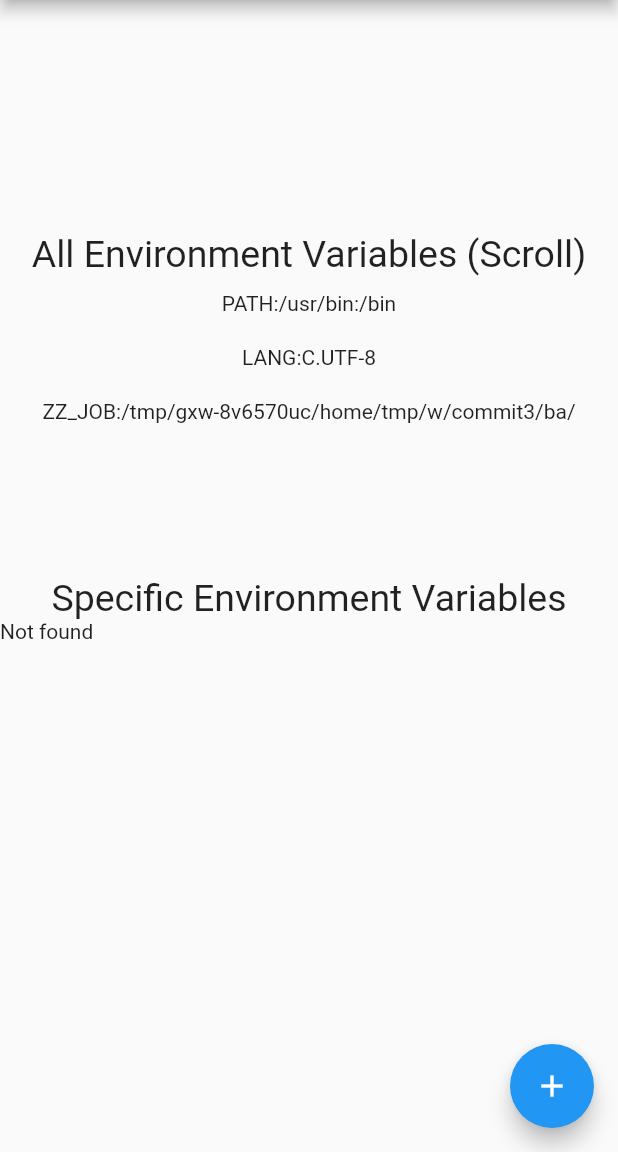
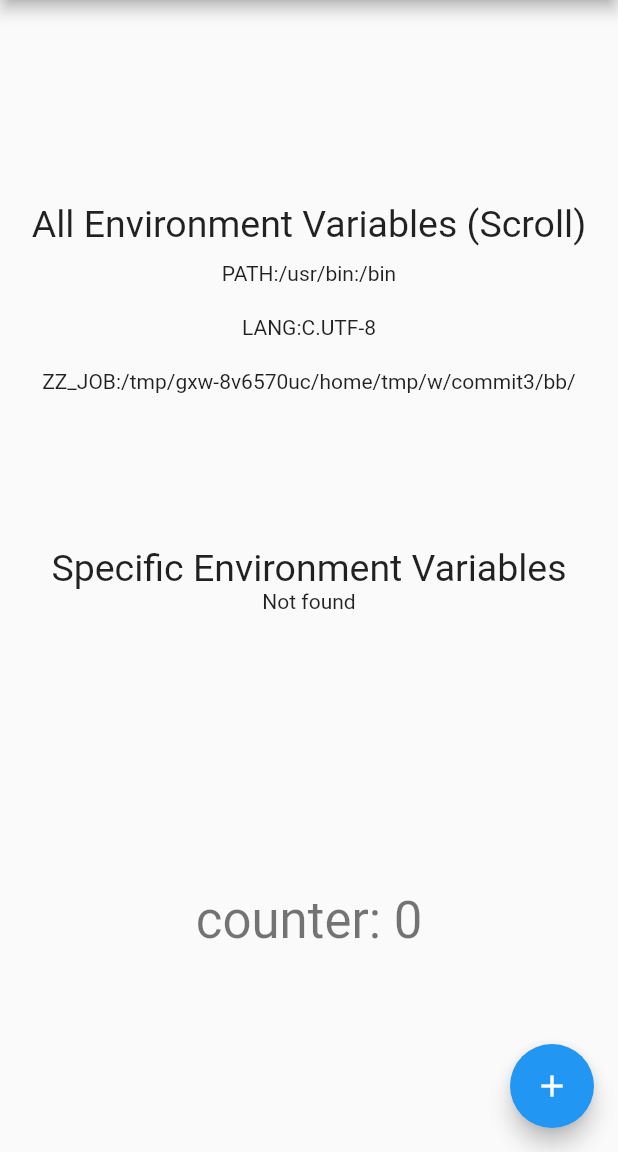
Before and after one commit to bens-schreiber/codemagictest, a Flutter app: the screen it shows after launch, on a phone screen of 412 x 824 dp, the part 84-1236 px from its top. Run offline on Flutter 3.47's test engine with Material 2 defaults, Android fonts, the phone set to English and light mode, and no system bars.

Commit message:
put counter back in

```diff
--- a/lib/main.dart
+++ b/lib/main.dart
@@ -119,14 +119,18 @@ class _MyHomePageState extends State<MyHomePage> {
             SizedBox(
                 height: 100,
                 child: ListView(children: [
-                  Text(Platform.environment["testCodeMagicVariable"] == null
-                      ? "Not found"
-                      : Platform.environment["testCodeMagicVariable"]
-                          .toString())
+                  Text(
+                    findVariable(),
+                    textAlign: TextAlign.center,
+                  )
                 ])),
             const SizedBox(
               height: 100,
             ),
+            Text(
+              'counter: $_counter',
+              style: Theme.of(context).textTheme.headline4,
+            )
           ],
         ),
       ),
@@ -138,3 +142,8 @@ class _MyHomePageState extends State<MyHomePage> {
     );
   }
 }
+
+String findVariable() {
+  String? variable = Platform.environment["testCodeMagicVariable"];
+  return variable ?? "Not found";
+}
```
Also changed, not shown: 1 other file.
